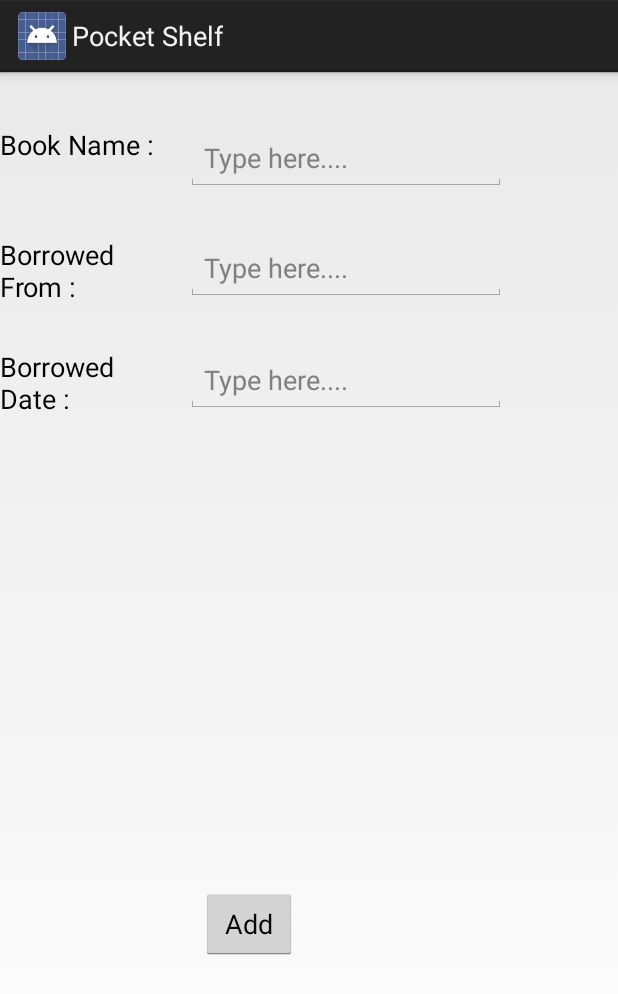
After one commit to jabertuhin/PocketShelf, an Android app: the addBorrowedBook screen opened directly, with no data from a screen before it, on a phone screen of 412 x 824 dp. The commit adds this screen. Shown: the top 994 px of the screen. Run offline under Robolectric (Android 15) with nearby library versions, the phone set to English and light mode, and no system bars.

Commit message:
adding - "Add" optiion

```diff
--- /dev/null
+++ b/app/src/main/java/com/example/tuhin/pocketshelf/addBorrowedBook.java
@@ -0,0 +1,38 @@
+package com.example.tuhin.pocketshelf;
+
+import android.app.Activity;
+import android.content.Intent;
+import android.os.Bundle;
+import android.view.View;
+import android.widget.EditText;
+import android.widget.Toast;
+
+public class addBorrowedBook extends Activity {
+
+    DataBase database;
+
+    @Override
+    protected void onCreate(Bundle savedInstanceState) {
+        super.onCreate(savedInstanceState);
+        setContentView(R.layout.activity_add_borrowed_book);
+        database = new DataBase(this);
+    }
+
+    public void addAndGo(View view){
+        EditText etBook = (EditText) findViewById(R.id.bookName);
+        EditText etFrom = (EditText) findViewById(R.id.BorrowedFrom);
+        EditText etDate = (EditText) findViewById(R.id.BorrowedDate);
+
+        String book = etBook.getText().toString();
+        String from = etFrom.getText().toString();
+        String date = etDate.getText().toString();
+
+        boolean chk = database.addBorrow(book,from,date);
+        if(chk) Toast.makeText(getApplicationContext(),"Added successfully.",Toast.LENGTH_SHORT).show();
+        else Toast.makeText(getApplicationContext(),"Try again later.",Toast.LENGTH_SHORT).show();
+
+        Intent goThere = new Intent(this,borrowed_books.class);
+        startActivity(goThere);
+
+    }
+}
--- a/app/src/main/java/com/example/tuhin/pocketshelf/my_book_shelf.java
+++ b/app/src/main/java/com/example/tuhin/pocketshelf/my_book_shelf.java
@@ -36,6 +36,5 @@ public class my_book_shelf extends Activity{
 
         itemsAdapter = new ArrayAdapter<String>(getBaseContext(),android.R.layout.simple_list_item_1,items);
         list.setAdapter(itemsAdapter);
-        //Toast.makeText(getApplicationContext(),"Hello Javatpoint",Toast.LENGTH_SHORT).show();
     }
 }
--- /dev/null
+++ b/app/src/main/res/layout/activity_add_borrowed_book.xml
@@ -0,0 +1,87 @@
+<?xml version="1.0" encoding="utf-8"?>
+<RelativeLayout xmlns:android="http://schemas.android.com/apk/res/android"
+    xmlns:app="http://schemas.android.com/apk/res-auto"
+    xmlns:tools="http://schemas.android.com/tools"
+    android:layout_width="match_parent"
+    android:layout_height="match_parent"
+    android:orientation="vertical"
+    tools:context=".addBorrowedBook">
+
+    <TextView
+        android:id="@+id/textView6"
+        android:layout_width="123dp"
+        android:layout_height="45dp"
+        android:layout_alignParentStart="true"
+        android:layout_alignParentTop="true"
+        android:layout_marginTop="184dp"
+        android:text="@string/borrowed_date"
+        android:textAppearance="@android:style/TextAppearance"
+        android:textSize="18sp"
+        android:visibility="visible" />
+
+    <TextView
+        android:id="@+id/textView5"
+        android:layout_width="123dp"
+        android:layout_height="43dp"
+        android:layout_alignParentStart="true"
+        android:layout_alignParentTop="true"
+        android:layout_marginTop="36dp"
+        android:text="@string/book_name"
+        android:textAppearance="@android:style/TextAppearance"
+        android:textSize="18sp"
+        android:visibility="visible" />
+
+    <TextView
+        android:id="@+id/textView4"
+        android:layout_width="124dp"
+        android:layout_height="46dp"
+        android:layout_alignParentStart="true"
+        android:layout_alignParentTop="true"
+        android:layout_marginTop="109dp"
+        android:text="@string/borrowed_from"
+        android:textAppearance="@android:style/TextAppearance"
+        android:textSize="18sp"
+        android:visibility="visible" />
+
+    <EditText
+        android:id="@+id/bookName"
+        android:layout_width="wrap_content"
+        android:layout_height="43dp"
+        android:layout_alignTop="@+id/textView5"
+        android:layout_toEndOf="@+id/textView4"
+        android:ems="10"
+        android:hint="@string/type_here"
+        android:inputType="text" />
+
+    <EditText
+        android:id="@+id/BorrowedFrom"
+        android:layout_width="wrap_content"
+        android:layout_height="43dp"
+        android:layout_alignTop="@+id/textView4"
+        android:layout_toEndOf="@+id/textView4"
+        android:ems="10"
+        android:hint="@string/type_here"
+        android:inputType="textPersonName" />
+
+    <EditText
+        android:id="@+id/BorrowedDate"
+        android:layout_width="wrap_content"
+        android:layout_height="43dp"
+        android:layout_alignTop="@+id/textView6"
+        android:layout_toEndOf="@+id/textView4"
+        android:ems="10"
+        android:hint="@string/type_here"
+        android:inputType="textPersonName|date" />
+
+    <Button
+        android:id="@+id/add_button"
+        android:layout_width="wrap_content"
+        android:layout_height="wrap_content"
+        android:layout_alignParentBottom="true"
+        android:layout_alignParentStart="true"
+        android:layout_marginBottom="184dp"
+        android:layout_marginStart="134dp"
+        android:onClick="addAndGo"
+        android:text="@string/add" />
+
+</RelativeLayout>
--- a/app/src/main/res/layout/my_book_shelf.xml
+++ b/app/src/main/res/layout/my_book_shelf.xml
@@ -6,5 +6,6 @@
     <ListView
         android:id="@+id/list_item"
         android:layout_width="match_parent"
-        android:layout_height="match_parent" />
+        android:layout_height="match_parent"
+        android:scrollbars="vertical" />
 </LinearLayout>
--- a/app/src/main/res/layout/read.xml
+++ b/app/src/main/res/layout/read.xml
@@ -3,4 +3,8 @@
     android:layout_width="match_parent"
     android:layout_height="match_parent">
 
+    <ListView
+        android:layout_width="match_parent"
+        android:layout_height="match_parent"
+        android:scrollbars="vertical" />
 </LinearLayout>
--- a/app/src/main/res/values/strings.xml
+++ b/app/src/main/res/values/strings.xml
@@ -7,4 +7,12 @@
     <string name="reading">Reading</string>
     <string name="read">Read</string>
     <string name="title_activity_main2">Main2Activity</string>
+    <string name="add_book">Add Book</string>
+    <string name="book_name">Book Name :</string>
+    <string name="borrowed_from">Borrowed From :</string>
+    <string name="borrowed_date">Borrowed Date :</string>
+    <string name="type_here">Type here....</string>
+    <string name="type_here">Type here....</string>
+    <string name="type_here">Type here....</string>
+    <string name="add">Add</string>
 </resources>
```
Also changed, not shown: app/src/main/AndroidManifest.xml (+7 -6 lines), app/src/main/java/com/example/tuhin/pocketshelf/DataBase.java (+80 -28 lines), app/src/main/java/com/example/tuhin/pocketshelf/read.java (+21 -0 lines).
